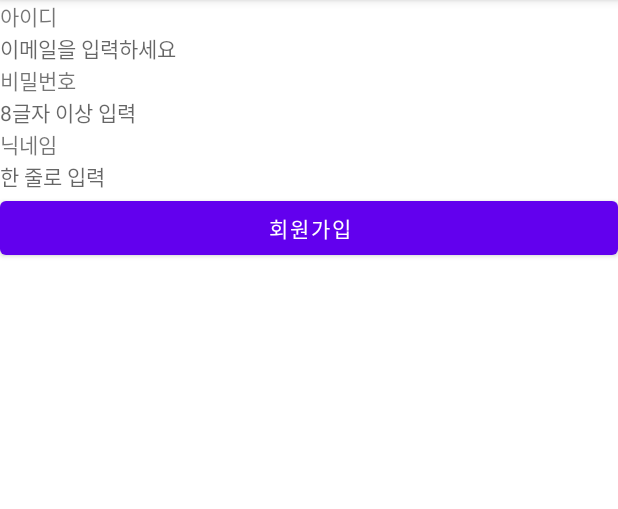
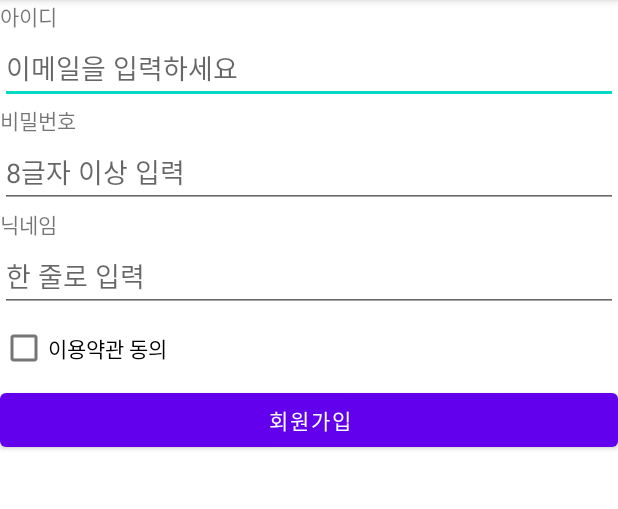
Before and after one commit to jyunz/SignUpActivity, an Android app: the screen it shows after launch (MainActivity), on a phone screen of 412 x 824 dp, the part 84-593 px from its top. Run offline under Robolectric (Android 15) with nearby library versions, the phone set to English and light mode, and no system bars.

Commit message:
check box 체험

```diff
--- a/app/src/main/res/layout/activity_main.xml
+++ b/app/src/main/res/layout/activity_main.xml
@@ -12,7 +12,7 @@
         android:layout_height="wrap_content"
         android:text="아이디"/>
 
-    <TextView
+    <EditText
         android:layout_width="match_parent"
         android:layout_height="wrap_content"
         android:hint="이메일을 입력하세요"
@@ -23,7 +23,7 @@
         android:layout_height="wrap_content"
         android:text="비밀번호"/>
 
-    <TextView
+    <EditText
         android:layout_width="match_parent"
         android:layout_height="wrap_content"
         android:hint="8글자 이상 입력"
@@ -34,13 +34,18 @@
         android:layout_height="wrap_content"
         android:text="닉네임"/>
 
-    <TextView
+    <EditText
         android:layout_width="match_parent"
         android:layout_height="wrap_content"
         android:hint="한 줄로 입력"
         android:singleLine="true"/>
 <!--        android:imeOptions="actionSearch"-->
 <!--         엔터키의 변경에 관한 옵션            -->
+    <CheckBox
+        android:layout_width="wrap_content"
+        android:layout_height="wrap_content"
+        android:checked="false"
+        android:text="이용약관 동의"/>
 
     <Button
         android:layout_width="match_parent"
```
